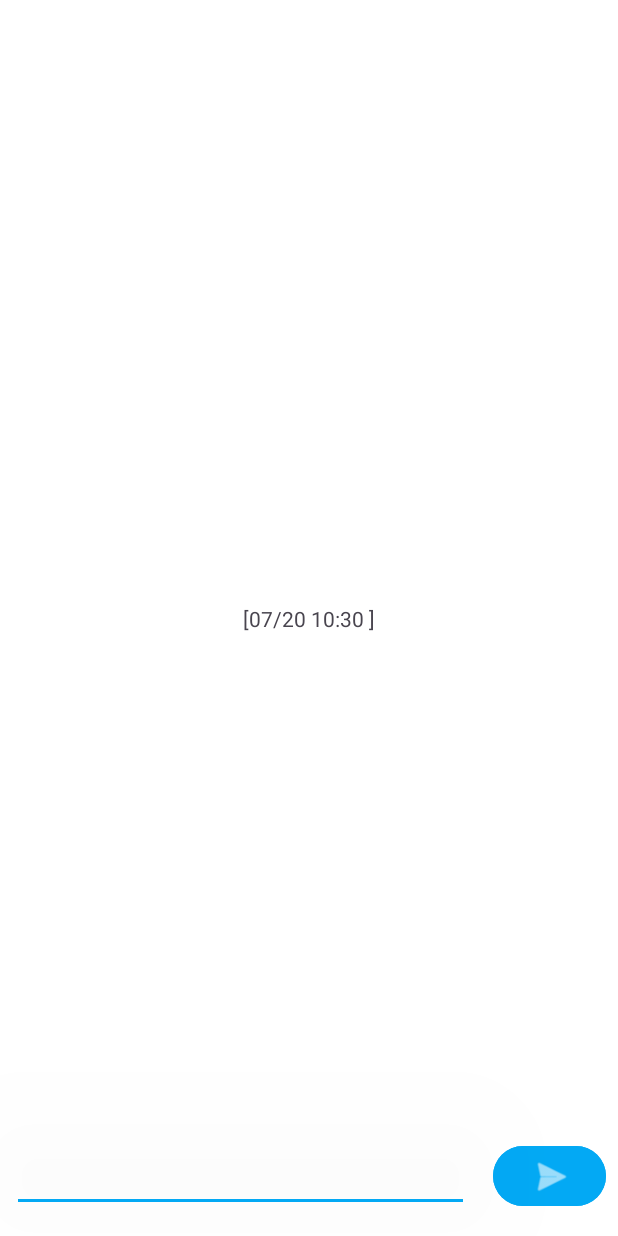
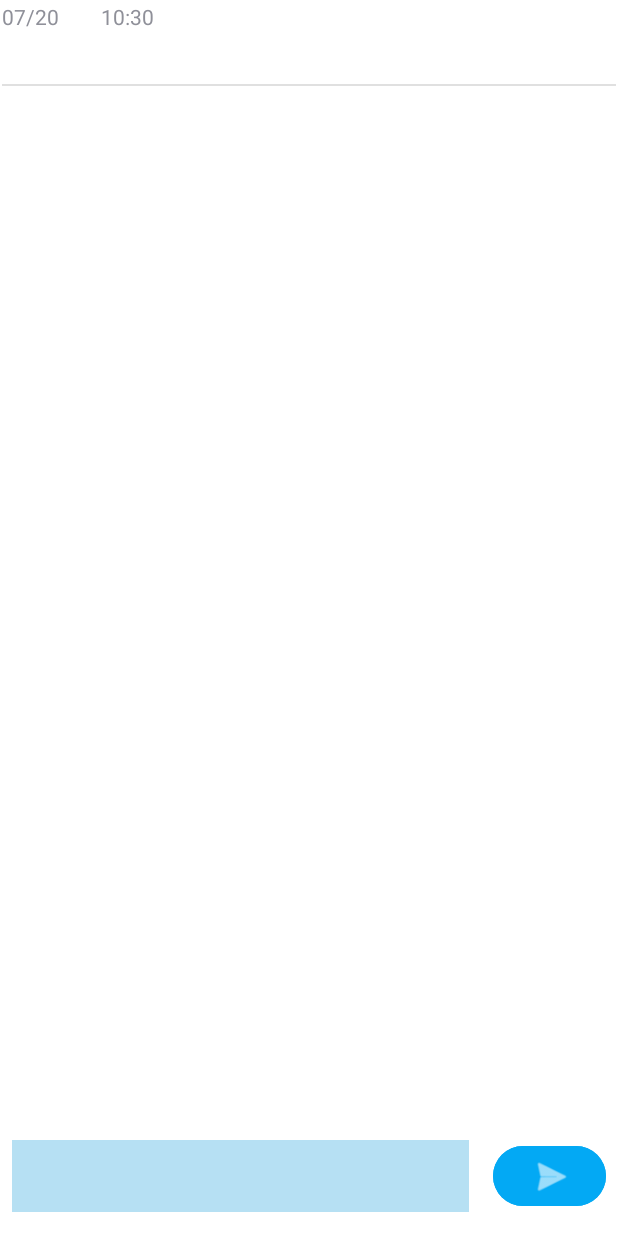
Before and after one commit to 5i-expr-mobile-app-5/memoapp, an Android app: the screen it shows after launch (MainActivity), after a tap on an icon or button, on a phone screen of 412 x 824 dp. Run offline under Robolectric (Android 15) with nearby library versions, the phone set to English and light mode, and no system bars.

Commit message:
ListViewを実装 / UIの改善

```diff
--- a/app/src/main/java/com/example/testapp/MainActivity.java
+++ b/app/src/main/java/com/example/testapp/MainActivity.java
@@ -11,10 +11,14 @@ import java.text.SimpleDateFormat;
 import java.util.ArrayList;
 import java.util.Arrays;
 import java.util.Date;
+import java.util.HashMap;
 import java.util.List;
+import java.util.Map;
 
 import android.widget.Button;
 import android.widget.EditText;
+import android.widget.ListView;
+import android.widget.SimpleAdapter;
 import android.widget.TextView;
 
 public class MainActivity extends AppCompatActivity {
@@ -23,8 +27,11 @@ public class MainActivity extends AppCompatActivity {
 
     private ArrayList<String> list = new ArrayList<>();
 
+    private List<Map<String, Object>> noteList = new ArrayList<>();
+
+    private SimpleAdapter list_adapter;
+
     private EditText editText;
-    private TextView textView;
     @Override
     protected void onCreate(Bundle savedInstanceState) {
         super.onCreate(savedInstanceState);
@@ -34,22 +41,58 @@ public class MainActivity extends AppCompatActivity {
 
         editText = findViewById(R.id.edit_text);
 
-        textView = findViewById(R.id.text_view);
-
         Button button = findViewById(R.id.button);
 
         button.setOnClickListener( v-> {
             String text = editText.getText().toString();
+            Log.d("debug", "onClick: " + text);
+            if (text.equals("CLEAR")) {
+                SharedPreferences.Editor editor = pref.edit();
+                editor.clear();
+                editor.apply();
+                this.syncList(pref);
+                this.syncNoteView();
+                editText.getEditableText().clear();
+                return;
+            }
 
             this.add(text, pref);
             this.syncList(pref);
-            textView.setText(this.list.toString());
+            this.syncNoteView();
 
             editText.getEditableText().clear();
         });
 
+        // ListViewのアダプタを追加
+        this.list_adapter = new SimpleAdapter(
+                this.getApplicationContext(),
+                this.noteList,
+                R.layout.note_view,
+                new String[]{"date", "time", "content"},
+                new int[]{R.id.date, R.id.time, R.id.content}
+        );
+        ListView list = findViewById(R.id.note_list);
+        list.setAdapter(this.list_adapter);
+
         this.syncList(pref);
-        textView.setText(this.list.toString());
+        this.syncNoteView();
+
+        Log.d(APP_TAG, "init: " + noteList);
+    }
+
+    private void syncNoteView() {
+        this.noteList.clear();
+        for (String note: this.list) {
+            Map<String, Object> map = new HashMap<>();
+            String[] fields = note.split(" ");
+            map.put("date", fields[0]);
+            map.put("time", fields[1]);
+            map.put("content", String.join(" ", Arrays.asList(fields).subList(2, fields.length)));
+            this.noteList.add(map);
+        }
+        Log.d(APP_TAG, "Sync-ed: " + noteList);
+
+        this.list_adapter.notifyDataSetChanged();
     }
 
     private void syncList(SharedPreferences pref) {
@@ -57,7 +100,10 @@ public class MainActivity extends AppCompatActivity {
         String data = pref.getString(LIST_KEY, default_value);
         Log.d(APP_TAG, data);
 
-        if (data.isEmpty()) return;
+        if (data.isEmpty()) {
+            this.list.clear();
+            return;
+        };
         List<String> array = Arrays.asList(data.split(", "));
         this.list = new ArrayList(array);
     }
--- a/app/src/main/res/layout/activity_main.xml
+++ b/app/src/main/res/layout/activity_main.xml
@@ -8,13 +8,17 @@
     android:backgroundTint="#FFFFFF"
     tools:context=".MainActivity">
 
-    <TextView
-        android:id="@+id/text_view"
-        android:layout_width="wrap_content"
-        android:layout_height="wrap_content"
-        android:text=""
-        app:layout_constraintBottom_toBottomOf="parent"
+    <ListView
+        android:id="@+id/note_list"
+        android:layout_width="match_parent"
+        android:layout_height="match_parent"
+        android:layout_marginStart="1dp"
+        android:layout_marginTop="1dp"
+        android:layout_marginEnd="1dp"
+        android:clipToPadding="false"
+        android:paddingBottom="100sp"
         app:layout_constraintEnd_toEndOf="parent"
+        app:layout_constraintHorizontal_bias="0.0"
         app:layout_constraintStart_toStartOf="parent"
         app:layout_constraintTop_toTopOf="parent" />
 
@@ -40,16 +44,17 @@
     <EditText
         android:id="@+id/edit_text"
         android:layout_width="0dp"
-        android:layout_weight=".70"
         android:layout_height="48dp"
         android:layout_marginStart="8dp"
         android:layout_marginEnd="8dp"
         android:layout_marginBottom="16dp"
+        android:layout_weight=".70"
+        android:background="#40FFFFFF"
         android:backgroundTint="#03A9F4"
+        android:elevation="999dp"
         android:ems="10"
         android:gravity="start|top"
         android:inputType="textMultiLine"
-        android:elevation="999dp"
         app:layout_constraintBottom_toBottomOf="parent"
         app:layout_constraintEnd_toStartOf="@+id/button"
         app:layout_constraintStart_toStartOf="parent" />
--- /dev/null
+++ b/app/src/main/res/layout/note_view.xml
@@ -0,0 +1,36 @@
+<?xml version="1.0" encoding="utf-8"?>
+<androidx.constraintlayout.widget.ConstraintLayout xmlns:android="http://schemas.android.com/apk/res/android"
+    xmlns:app="http://schemas.android.com/apk/res-auto"
+    xmlns:tools="http://schemas.android.com/tools"
+    android:layout_width="match_parent"
+    android:layout_height="match_parent">
+
+    <TextView
+        android:id="@+id/date"
+        android:layout_width="wrap_content"
+        android:layout_height="wrap_content"
+        android:text="TextView"
+        android:textSize="14sp"
+        app:layout_constraintStart_toStartOf="parent"
+        app:layout_constraintTop_toTopOf="parent" />
+
+    <TextView
+        android:id="@+id/time"
+        android:layout_width="wrap_content"
+        android:layout_height="wrap_content"
+        android:layout_marginStart="28dp"
+        android:text="TextView"
+        android:textSize="14sp"
+        app:layout_constraintStart_toEndOf="@+id/date"
+        app:layout_constraintTop_toTopOf="parent" />
+
+    <TextView
+        android:id="@+id/content"
+        android:layout_width="wrap_content"
+        android:layout_height="wrap_content"
+        android:text="TextView"
+        android:textSize="26sp"
+        app:layout_constraintBottom_toBottomOf="parent"
+        app:layout_constraintStart_toStartOf="parent"
+        app:layout_constraintTop_toBottomOf="@+id/time" />
+</androidx.constraintlayout.widget.ConstraintLayout>
```
